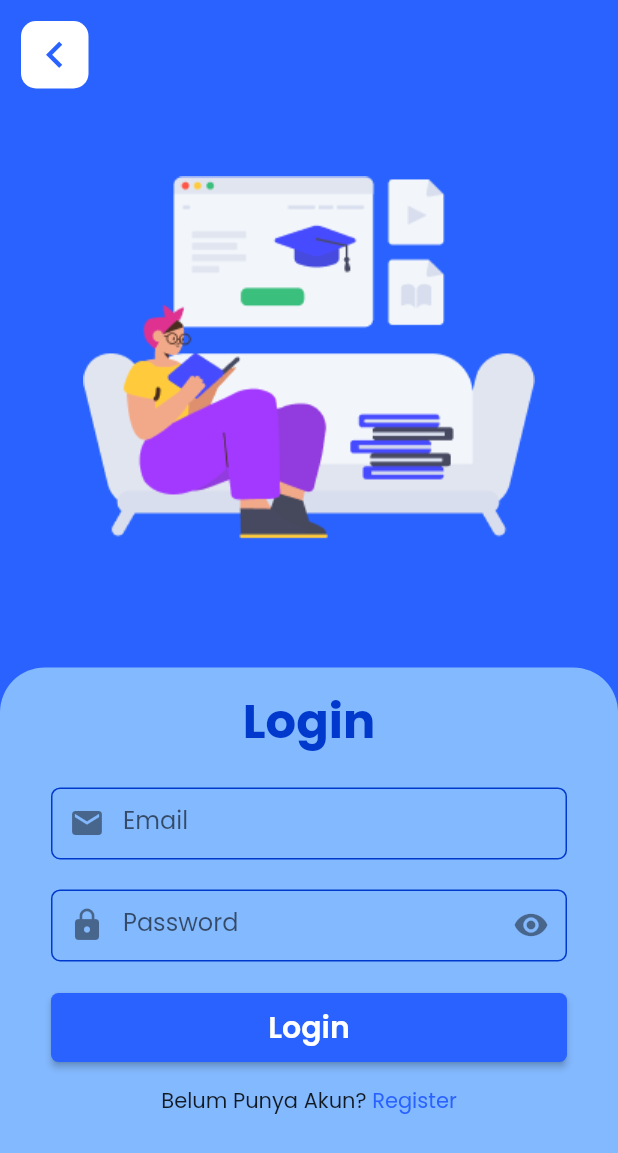
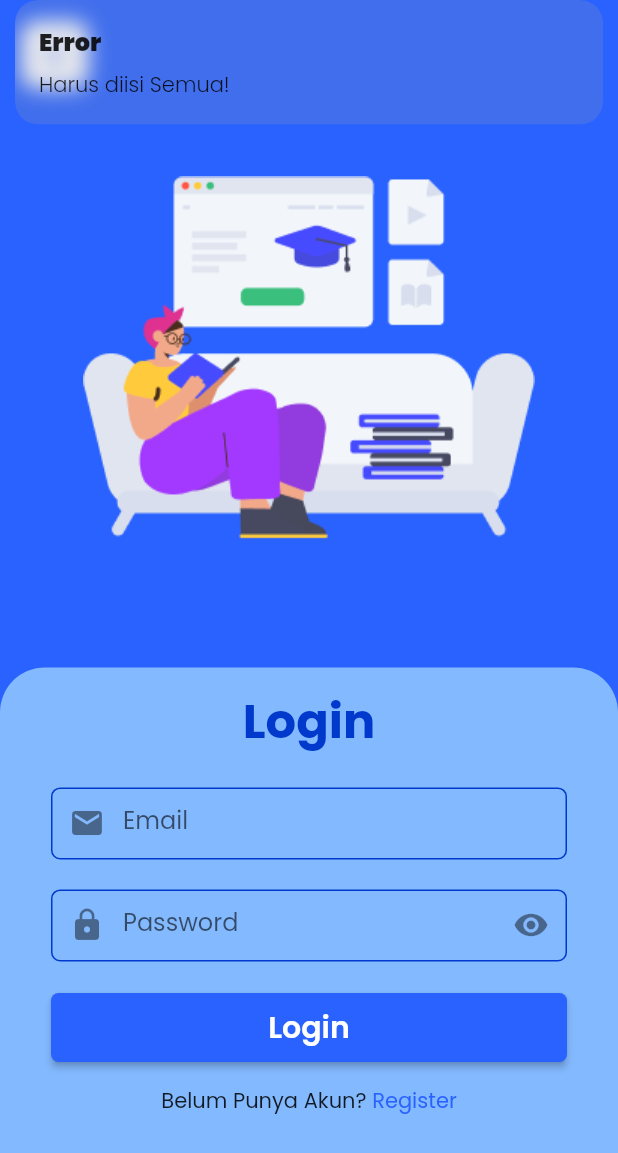
Before and after one commit to agusprayogi02/bank_soal, a Flutter app: the SignInPage screen opened by its route, after a tap on "Login", on a phone screen of 412 x 824 dp. Shown: the top 1153 px of the screen. Run offline on Flutter 3.47's test engine with Material 2 defaults, Android fonts, the phone set to English and light mode, and no system bars; our stand-ins replace equatable, get, velocity_x.

Commit message:
(+) change page signin and fix http secure

```diff
--- a/lib/pages/login/signin_controller.dart
+++ b/lib/pages/login/signin_controller.dart
@@ -15,4 +15,11 @@ class SignInController extends GetxController {
   void onEmail(val) => this.email.value = val;
   void onPass(val) => this.password.value = val;
   void onSecure() => this.enable.value = !this.enable.value;
+  void onSubmit() {
+    if (email.value != '' && password.value != '') {
+      this.repository.authLogin(email.value, password.value);
+    } else {
+      Get.snackbar("Error", "Harus diisi Semua!");
+    }
+  }
 }
--- a/lib/pages/login/signin_page.dart
+++ b/lib/pages/login/signin_page.dart
@@ -73,7 +73,7 @@ class SignInPage extends GetView<SignInController> {
                         RoundedButton(
                           label: "Login",
                           size: 20,
-                          onPress: () {},
+                          onPress: () => SignInController.to.onSubmit(),
                           width: w,
                         ),
                         Row(
--- a/lib/repositories/auth_repository.dart
+++ b/lib/repositories/auth_repository.dart
@@ -20,7 +20,7 @@ class AuthRepositoryImp implements AuthRepository {
       var user = await apiClient.postLogin(email, password);
       return user;
     } catch (e) {
-      Get.snackbar("error", e.error);
+      Get.snackbar("error", e.toString());
       return null;
     }
   }
--- a/lib/utils/utils.dart
+++ b/lib/utils/utils.dart
@@ -1,7 +1,7 @@
 import 'package:flutter/material.dart';
 import 'package:velocity_x/velocity_x.dart';
 
-const String apiUrl = "http://192.168.43.116:4000/";
+const String apiUrl = "http://192.168.43.203:4000";
 const lightC = Color(0xFF83B9FF);
 const whiteC = Color(0xFFFFFFFF);
 const primaryC = Color(0xFF2962FF);
```
Also changed, not shown: 2 other files.
